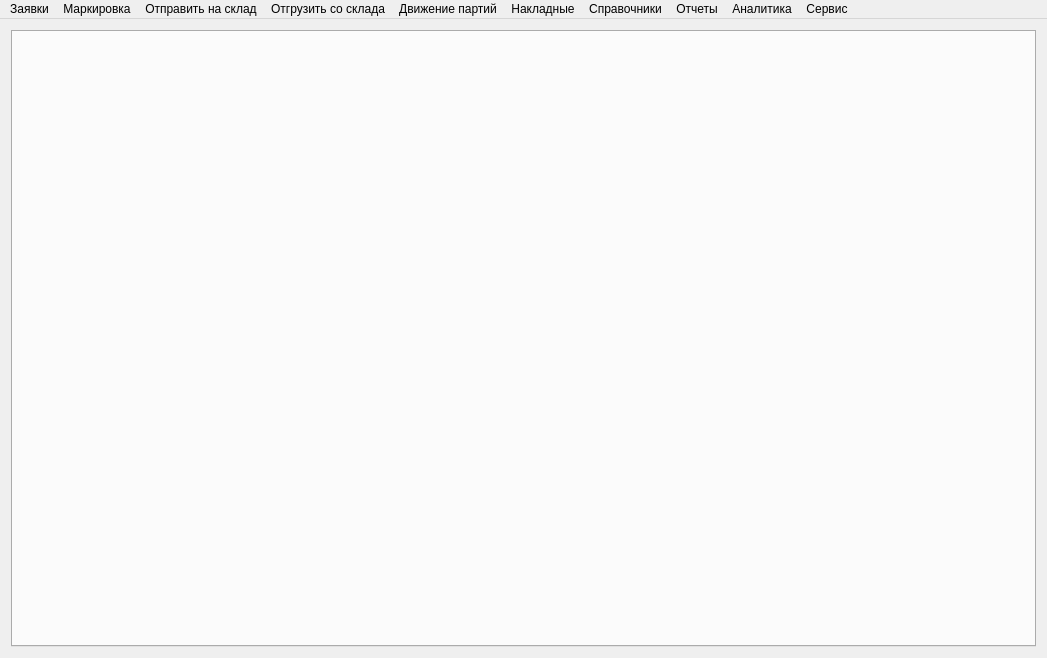
This is mainwindow.ui in Sergeyego/warehouse as Qt 5 draws it before an edit. The edited form follows.
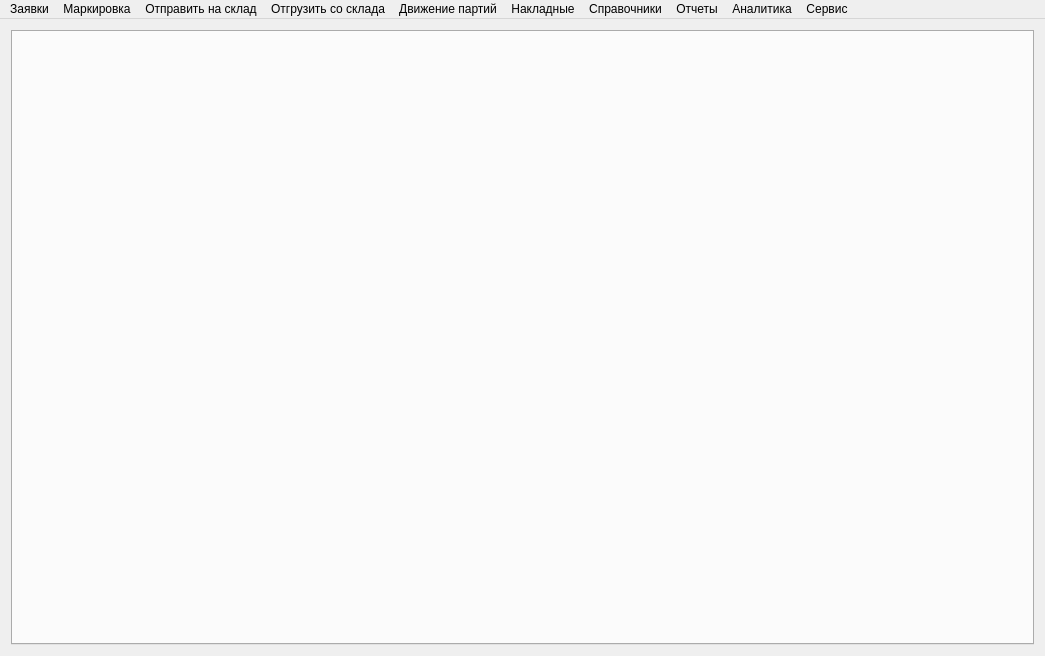
This is the edited form.

```diff
--- a/mainwindow.ui
+++ b/mainwindow.ui
@@ -6,8 +6,8 @@
    <rect>
     <x>0</x>
     <y>0</y>
-    <width>1047</width>
-    <height>658</height>
+    <width>1045</width>
+    <height>656</height>
    </rect>
   </property>
   <property name="windowTitle">
@@ -35,7 +35,7 @@
     <rect>
      <x>0</x>
      <y>0</y>
-     <width>1047</width>
+     <width>1045</width>
      <height>25</height>
     </rect>
    </property>
```
Left out of the diff: 6 changed lines with no effect on the pictures.
